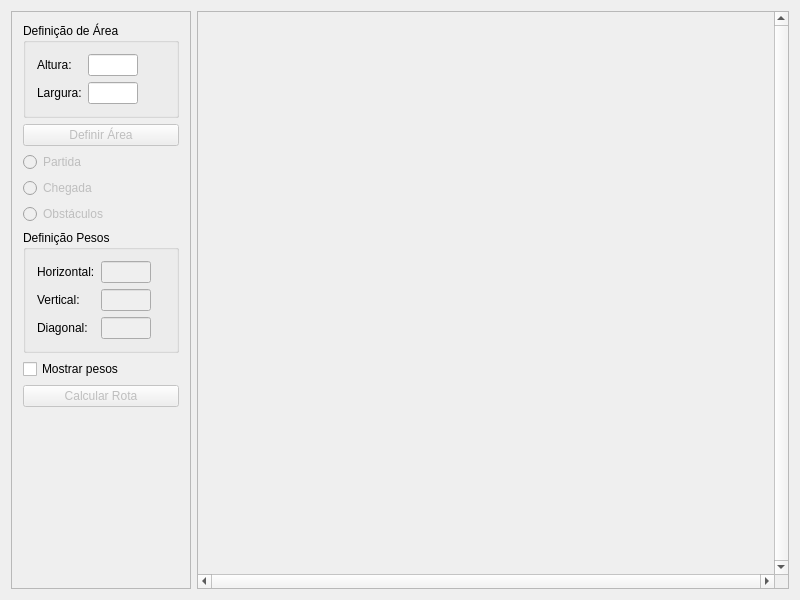
Old version of the form smartway.ui in the repository yuritpinheiro/SmartWay.
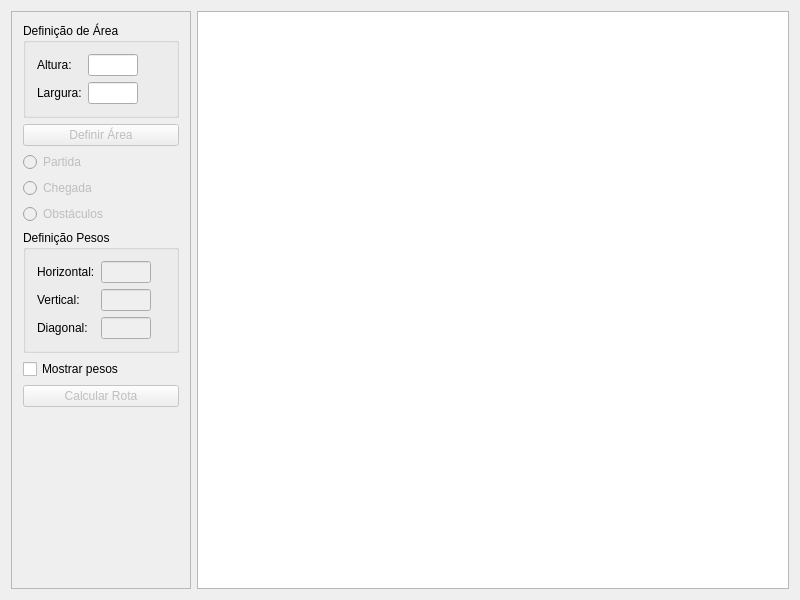
New version of the form. Icons and pictures are not drawn.

Commit message: Completados desmacar mapa com tabela

```diff
--- a/smartway.ui
+++ b/smartway.ui
@@ -259,49 +259,37 @@
      </widget>
     </item>
     <item>
-     <widget class="QScrollArea" name="scrollMapa">
-      <property name="focusPolicy">
-       <enum>Qt::NoFocus</enum>
+     <widget class="QTableWidget" name="tabelaMapa">
+      <property name="editTriggers">
+       <set>QAbstractItemView::NoEditTriggers</set>
       </property>
-      <property name="verticalScrollBarPolicy">
-       <enum>Qt::ScrollBarAlwaysOn</enum>
+      <property name="selectionMode">
+       <enum>QAbstractItemView::SingleSelection</enum>
       </property>
-      <property name="horizontalScrollBarPolicy">
-       <enum>Qt::ScrollBarAlwaysOn</enum>
+      <property name="iconSize">
+       <size>
+        <width>41</width>
+        <height>41</height>
+       </size>
       </property>
-      <property name="widgetResizable">
-       <bool>true</bool>
-      </property>
-      <property name="alignment">
-       <set>Qt::AlignLeading|Qt::AlignLeft|Qt::AlignTop</set>
-      </property>
-      <widget class="QWidget" name="scrollCelulas">
-       <property name="geometry">
-        <rect>
-         <x>0</x>
-         <y>0</y>
-         <width>581</width>
-         <height>567</height>
-        </rect>
-       </property>
-       <layout class="QGridLayout">
-        <property name="leftMargin">
-         <number>2</number>
-        </property>
-        <property name="topMargin">
-         <number>2</number>
-        </property>
-        <property name="rightMargin">
-         <number>2</number>
-        </property>
-        <property name="bottomMargin">
-         <number>2</number>
-        </property>
-        <property name="spacing">
-         <number>2</number>
-        </property>
-       </layout>
-      </widget>
+      <attribute name="horizontalHeaderVisible">
+       <bool>false</bool>
+      </attribute>
+      <attribute name="horizontalHeaderDefaultSectionSize">
+       <number>48</number>
+      </attribute>
+      <attribute name="horizontalHeaderMinimumSectionSize">
+       <number>48</number>
+      </attribute>
+      <attribute name="verticalHeaderVisible">
+       <bool>false</bool>
+      </attribute>
+      <attribute name="verticalHeaderDefaultSectionSize">
+       <number>48</number>
+      </attribute>
+      <attribute name="verticalHeaderMinimumSectionSize">
+       <number>48</number>
+      </attribute>
      </widget>
     </item>
    </layout>
```
Left out of the diff: 35 changed lines with no effect on the pictures. The commit also changes 3 other files.
